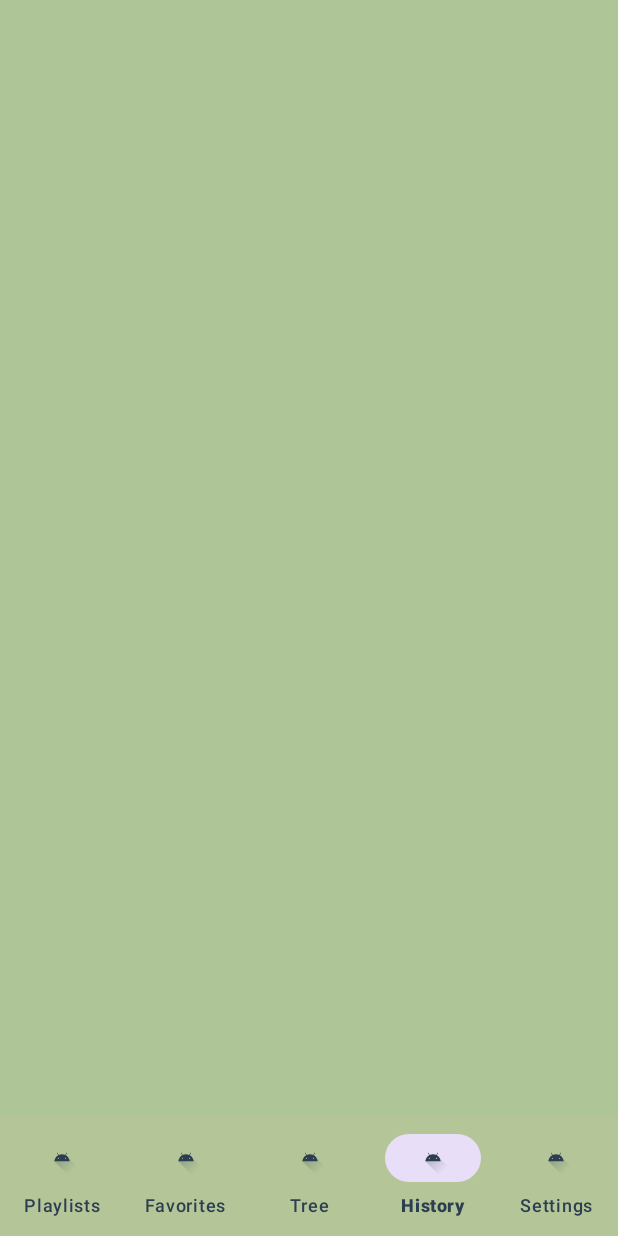
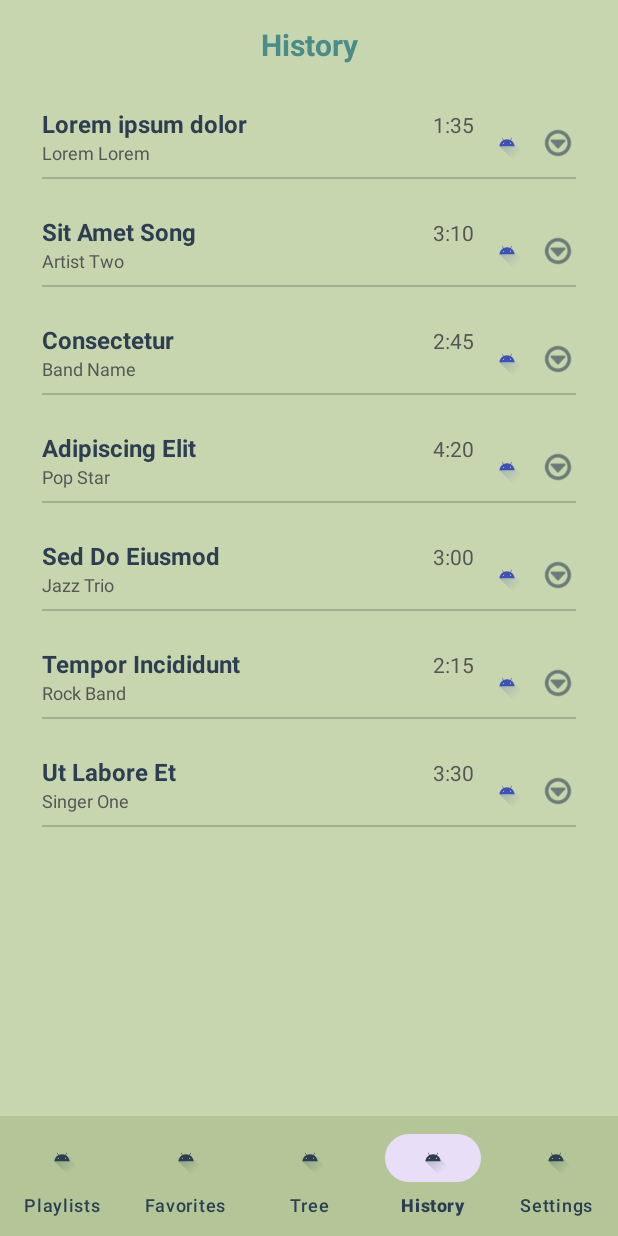
Before and after one commit to Alime21/Branchify_Music_App, an Android app: the HomeFragment screen opened directly, with no data from a screen before it, item 4 of the bottom bar chosen, on a phone screen of 412 x 824 dp. Run offline under Robolectric (Android 15) with nearby library versions, the phone set to English and light mode, and no system bars.

Commit message:
History page

```diff
--- a/app/src/main/java/msku/ceng/madlab/branchify_mobile_app/model/Song.java
+++ b/app/src/main/java/msku/ceng/madlab/branchify_mobile_app/model/Song.java
@@ -1,4 +1,17 @@
 package msku.ceng.madlab.branchify_mobile_app.model;
 
 public class Song {
+    private String title;
+    private String artist;
+    private String duration;
+
+    public Song(String title, String artist, String duration) {
+        this.title = title;
+        this.artist = artist;
+        this.duration = duration;
+    }
+
+    public String getTitle() { return title; }
+    public String getArtist() { return artist; }
+    public String getDuration() { return duration; }
 }
--- /dev/null
+++ b/app/src/main/java/msku/ceng/madlab/branchify_mobile_app/view/adapters/HistoryAdapter.java
@@ -0,0 +1,51 @@
+package msku.ceng.madlab.branchify_mobile_app.view.adapters;
+
+import android.view.LayoutInflater;
+import android.view.View;
+import android.view.ViewGroup;
+import android.widget.TextView;
+import androidx.annotation.NonNull;
+import androidx.recyclerview.widget.RecyclerView;
+import java.util.List;
+import msku.ceng.madlab.branchify_mobile_app.R;
+import msku.ceng.madlab.branchify_mobile_app.model.Song;
+public class HistoryAdapter extends RecyclerView.Adapter<HistoryAdapter.ViewHolder> {
+    private List<Song> songList;
+
+    public HistoryAdapter(List<Song> songList) {
+        this.songList = songList;
+    }
+
+    @NonNull
+    @Override
+    public ViewHolder onCreateViewHolder(@NonNull ViewGroup parent, int viewType) {
+        // We connect the item_history_song.xml file
+        View view = LayoutInflater.from(parent.getContext())
+                .inflate(R.layout.item_history_song, parent, false);
+        return new ViewHolder(view);
+    }
+
+    @Override
+    public void onBindViewHolder(@NonNull ViewHolder holder, int position) {
+        Song song = songList.get(position);
+        holder.textTitle.setText(song.getTitle());
+        holder.textArtist.setText(song.getArtist());
+        holder.textDuration.setText(song.getDuration());
+    }
+
+    @Override
+    public int getItemCount() {
+        return songList.size();
+    }
+
+    public static class ViewHolder extends RecyclerView.ViewHolder {
+        TextView textTitle, textArtist, textDuration;
+
+        public ViewHolder(@NonNull View itemView) {
+            super(itemView);
+            textTitle = itemView.findViewById(R.id.textTitle);
+            textArtist = itemView.findViewById(R.id.textArtist);
+            textDuration = itemView.findViewById(R.id.textDuration);
+        }
+    }
+}
--- a/app/src/main/java/msku/ceng/madlab/branchify_mobile_app/view/fragments/FavoritesFragment.java
+++ b/app/src/main/java/msku/ceng/madlab/branchify_mobile_app/view/fragments/FavoritesFragment.java
@@ -13,7 +13,7 @@ public class FavoritesFragment extends Fragment {
     @Nullable
     @Override
     public View onCreateView(@NonNull LayoutInflater inflater, @Nullable ViewGroup container, @Nullable Bundle savedInstanceState) {
-        // Eğer 'fragment_favorites' kırmızı yanarsa 2. adıma bak
+
         return inflater.inflate(R.layout.fragment_favorites, container, false);
     }
 }
--- a/app/src/main/java/msku/ceng/madlab/branchify_mobile_app/view/fragments/HistoryFragment.java
+++ b/app/src/main/java/msku/ceng/madlab/branchify_mobile_app/view/fragments/HistoryFragment.java
@@ -5,19 +5,46 @@ import android.view.LayoutInflater;
 import android.view.View;
 import android.view.ViewGroup;
 
-// Aşağıdaki importlar çok önemlidir, eksik olursa Override hatası verir
 import androidx.annotation.NonNull;
 import androidx.annotation.Nullable;
 import androidx.fragment.app.Fragment;
+import androidx.recyclerview.widget.LinearLayoutManager;
+import androidx.recyclerview.widget.RecyclerView;
+
+import java.util.ArrayList;
+import java.util.List;
 
 import msku.ceng.madlab.branchify_mobile_app.R;
+import msku.ceng.madlab.branchify_mobile_app.model.Song;
+import msku.ceng.madlab.branchify_mobile_app.view.adapters.HistoryAdapter;
 
 public class HistoryFragment extends Fragment {
 
     @Nullable
     @Override
     public View onCreateView(@NonNull LayoutInflater inflater, @Nullable ViewGroup container, @Nullable Bundle savedInstanceState) {
-        // Layout dosyasını bağlıyoruz
-        return inflater.inflate(R.layout.fragment_history, container, false);
+        View view = inflater.inflate(R.layout.fragment_history, container, false);
+
+        // 1. find a RecyclerView
+        RecyclerView recyclerView = view.findViewById(R.id.recyclerHistory);
+
+        // 2. line up one below the other
+        recyclerView.setLayoutManager(new LinearLayoutManager(getContext()));
+
+        // 3. Dummy dataset
+        List<Song> historyList = new ArrayList<>();
+        historyList.add(new Song("Lorem ipsum dolor", "Lorem Lorem", "1:35"));
+        historyList.add(new Song("Sit Amet Song", "Artist Two", "3:10"));
+        historyList.add(new Song("Consectetur", "Band Name", "2:45"));
+        historyList.add(new Song("Adipiscing Elit", "Pop Star", "4:20"));
+        historyList.add(new Song("Sed Do Eiusmod", "Jazz Trio", "3:00"));
+        historyList.add(new Song("Tempor Incididunt", "Rock Band", "2:15"));
+        historyList.add(new Song("Ut Labore Et", "Singer One", "3:30"));
+
+        // 4. Connect the adapter
+        HistoryAdapter adapter = new HistoryAdapter(historyList);
+        recyclerView.setAdapter(adapter);
+
+        return view;
     }
 }
--- a/app/src/main/java/msku/ceng/madlab/branchify_mobile_app/view/fragments/HomeFragment.java
+++ b/app/src/main/java/msku/ceng/madlab/branchify_mobile_app/view/fragments/HomeFragment.java
@@ -13,9 +13,6 @@ public class HomeFragment extends Fragment{
     @Nullable
     @Override
     public View onCreateView(@NonNull LayoutInflater inflater, @Nullable ViewGroup container, @Nullable Bundle savedInstanceState) {
-        // DİKKAT: Her fragment için kendi layout dosyasını buraya yazacağız.
-        // Şimdilik hepsi için 'fragment_home' kullanabilirsin veya
-        // 'fragment_favorites', 'fragment_tree' diye xml dosyaları oluşturup onları yazabilirsin.
         return inflater.inflate(R.layout.fragment_home, container, false);
     }
 }
--- a/app/src/main/java/msku/ceng/madlab/branchify_mobile_app/view/fragments/TreeFragment.java
+++ b/app/src/main/java/msku/ceng/madlab/branchify_mobile_app/view/fragments/TreeFragment.java
@@ -13,7 +13,6 @@ public class TreeFragment extends Fragment{
     @Nullable
     @Override
     public View onCreateView(@NonNull LayoutInflater inflater, @Nullable ViewGroup container, @Nullable Bundle savedInstanceState) {
-        // Eğer fragment_tree kırmızı yanarsa sonraki adımda layout oluşturacağız
         return inflater.inflate(R.layout.fragment_tree, container, false);
     }
 }
--- a/app/src/main/res/layout/fragment_history.xml
+++ b/app/src/main/res/layout/fragment_history.xml
@@ -1,6 +1,24 @@
 <?xml version="1.0" encoding="utf-8"?>
-<androidx.constraintlayout.widget.ConstraintLayout xmlns:android="http://schemas.android.com/apk/res/android"
+<LinearLayout xmlns:android="http://schemas.android.com/apk/res/android"
     android:layout_width="match_parent"
-    android:layout_height="match_parent">
+    android:layout_height="match_parent"
+    android:orientation="vertical"
+    android:background="#C8D6AF"
+    android:padding="16dp">
 
-</androidx.constraintlayout.widget.ConstraintLayout>
+    <TextView
+        android:layout_width="match_parent"
+        android:layout_height="wrap_content"
+        android:text="History"
+        android:textAlignment="center"
+        android:textColor="#4A8C88"
+        android:textSize="20sp"
+        android:textStyle="bold"
+        android:layout_marginBottom="16dp"/>
+
+    <androidx.recyclerview.widget.RecyclerView
+        android:id="@+id/recyclerHistory"
+        android:layout_width="match_parent"
+        android:layout_height="match_parent"/>
+
+</LinearLayout>
--- /dev/null
+++ b/app/src/main/res/layout/item_history_song.xml
@@ -0,0 +1,66 @@
+<?xml version="1.0" encoding="utf-8"?>
+<androidx.constraintlayout.widget.ConstraintLayout xmlns:android="http://schemas.android.com/apk/res/android"
+    xmlns:app="http://schemas.android.com/apk/res-auto"
+    android:layout_width="match_parent"
+    android:layout_height="wrap_content"
+    android:padding="12dp"
+    android:background="#C8D6AF"> <TextView
+    android:id="@+id/textTitle"
+    android:layout_width="0dp"
+    android:layout_height="wrap_content"
+    android:text="Song Name"
+    android:textColor="#2C3E50"
+    android:textStyle="bold"
+    android:textSize="16sp"
+    app:layout_constraintStart_toStartOf="parent"
+    app:layout_constraintTop_toTopOf="parent"
+    app:layout_constraintEnd_toStartOf="@+id/textDuration"/>
+
+    <TextView
+        android:id="@+id/textArtist"
+        android:layout_width="wrap_content"
+        android:layout_height="wrap_content"
+        android:text="Artist Name"
+        android:textColor="#555555"
+        android:textSize="12sp"
+        app:layout_constraintTop_toBottomOf="@id/textTitle"
+        app:layout_constraintStart_toStartOf="parent"/>
+
+    <ImageView
+        android:id="@+id/iconMenu"
+        android:layout_width="24dp"
+        android:layout_height="24dp"
+        android:src="@android:drawable/ic_menu_more"
+        app:tint="#2C3E50"
+        app:layout_constraintEnd_toEndOf="parent"
+        app:layout_constraintTop_toTopOf="parent"
+        app:layout_constraintBottom_toBottomOf="parent"/>
+
+    <ImageView
+        android:id="@+id/iconHeart"
+        android:layout_width="24dp"
+        android:layout_height="24dp"
+        android:src="@drawable/ic_launcher_foreground"
+        app:tint="#3F51B5"
+        android:layout_marginEnd="10dp"
+        app:layout_constraintEnd_toStartOf="@id/iconMenu"
+        app:layout_constraintTop_toTopOf="parent"
+        app:layout_constraintBottom_toBottomOf="parent"/>
+    <TextView
+        android:id="@+id/textDuration"
+        android:layout_width="wrap_content"
+        android:layout_height="wrap_content"
+        android:text="3:45"
+        android:textColor="#555555"
+        android:layout_marginEnd="10dp"
+        app:layout_constraintEnd_toStartOf="@id/iconHeart"
+        app:layout_constraintBaseline_toBaselineOf="@id/textTitle"/>
+
+    <View
+        android:layout_width="match_parent"
+        android:layout_height="1dp"
+        android:background="#A0B090"
+        android:layout_marginTop="8dp"
+        app:layout_constraintTop_toBottomOf="@id/textArtist"/>
+
+</androidx.constraintlayout.widget.ConstraintLayout>
```
